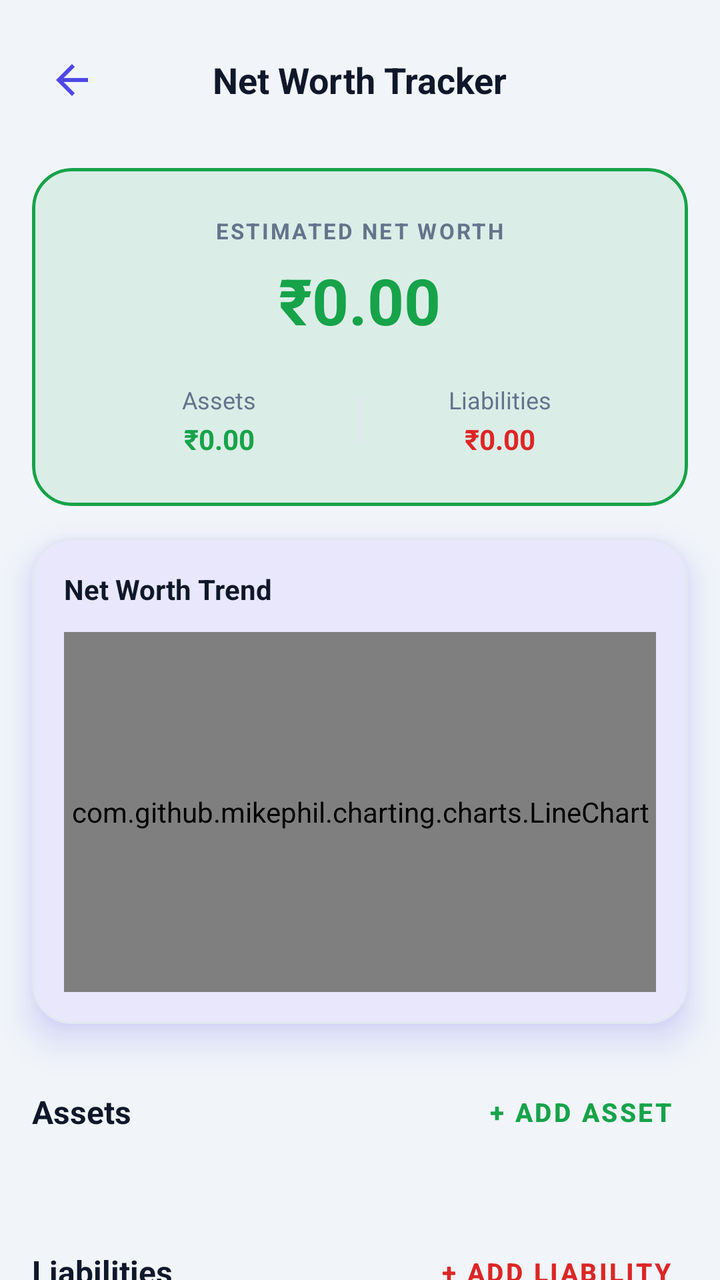
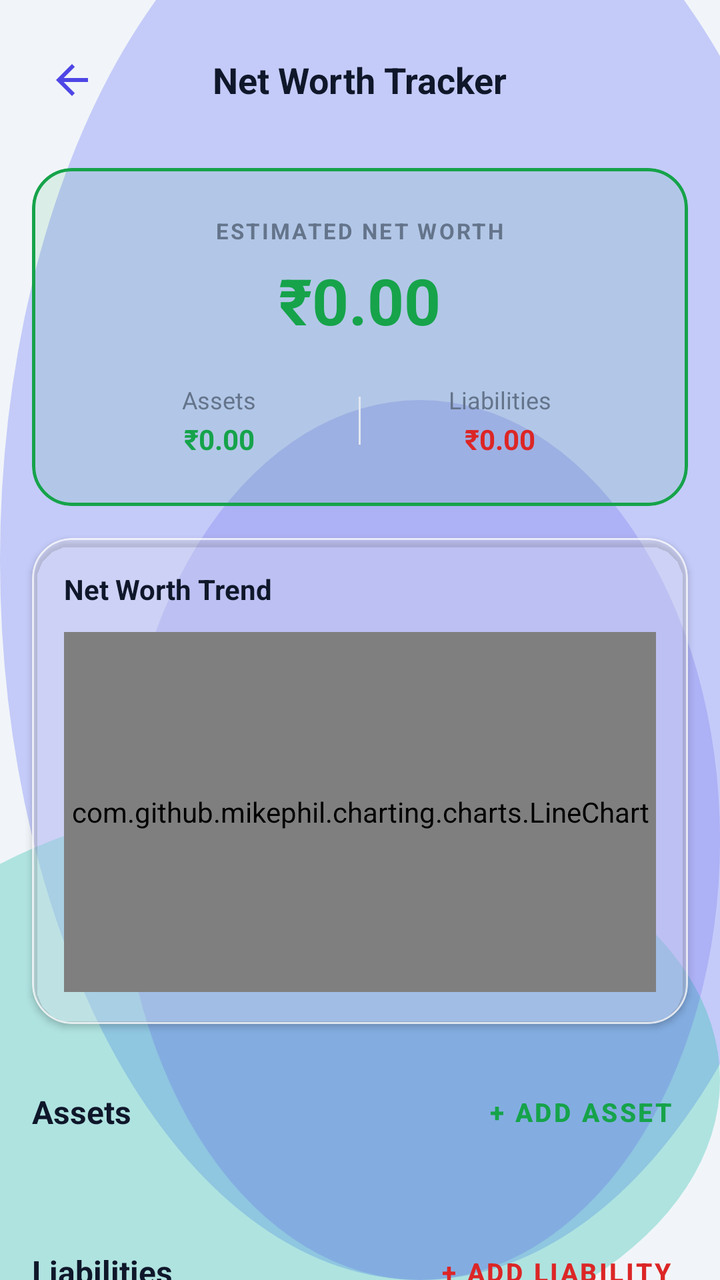

The first picture is an Android layout as it rendered before a commit; the second is the same layout after the commit. The layout source and the unified diff follow.
<!-- AndroidManifest.xml: application theme Theme.MoneyLens -->
<!-- res/layout/activity_net_worth.xml -->
<?xml version="1.0" encoding="utf-8"?>
<androidx.constraintlayout.widget.ConstraintLayout xmlns:android="http://schemas.android.com/apk/res/android"
    xmlns:app="http://schemas.android.com/apk/res-auto"
    android:layout_width="match_parent"
    android:layout_height="match_parent"
    android:background="@color/colorBackground">

    
    <RelativeLayout
        android:id="@+id/layoutAppBar"
        android:layout_width="match_parent"
        android:layout_height="56dp"
        android:layout_marginTop="12dp"
        android:paddingHorizontal="16dp"
        app:layout_constraintTop_toTopOf="parent">

        <ImageView
            android:id="@+id/btnBack"
            android:layout_width="40dp"
            android:layout_height="40dp"
            android:layout_centerVertical="true"
            android:padding="8dp"
            android:src="@drawable/ic_back"
            android:background="?attr/selectableItemBackgroundBorderless" />

        <TextView
            android:layout_width="wrap_content"
            android:layout_height="wrap_content"
            android:layout_centerInParent="true"
            android:text="Net Worth Tracker"
            android:textColor="@color/colorTextPrimary"
            android:textSize="18sp"
            android:textStyle="bold" />
    </RelativeLayout>

    
    <androidx.core.widget.NestedScrollView
        android:layout_width="match_parent"
        android:layout_height="0dp"
        android:fillViewport="true"
        app:layout_constraintBottom_toBottomOf="parent"
        app:layout_constraintTop_toBottomOf="@id/layoutAppBar">

        <LinearLayout
            android:layout_width="match_parent"
            android:layout_height="wrap_content"
            android:orientation="vertical"
            android:paddingBottom="32dp">

            
            <com.google.android.material.card.MaterialCardView
                style="@style/ClayCard"
                android:layout_width="match_parent"
                android:layout_height="wrap_content"
                android:layout_margin="16dp"
                app:cardElevation="0dp"
                app:cardBackgroundColor="@color/colorSuccessTint"
                app:strokeColor="@color/colorSuccess"
                app:strokeWidth="1.5dp">

                <LinearLayout
                    android:layout_width="match_parent"
                    android:layout_height="wrap_content"
                    android:gravity="center"
                    android:orientation="vertical"
                    android:padding="24dp">

                    <TextView
                        android:layout_width="wrap_content"
                        android:layout_height="wrap_content"
                        android:text="ESTIMATED NET WORTH"
                        android:textColor="@color/colorTextSecondary"
                        android:textSize="11sp"
                        android:textStyle="bold"
                        android:letterSpacing="0.1" />

                    <TextView
                        android:id="@+id/txtNetWorthValue"
                        android:layout_width="wrap_content"
                        android:layout_height="wrap_content"
                        android:layout_marginTop="6dp"
                        android:text="₹0.00"
                        android:textColor="@color/colorSuccess"
                        android:textSize="32sp"
                        android:textStyle="bold" />

                    
                    <LinearLayout
                        android:layout_width="match_parent"
                        android:layout_height="wrap_content"
                        android:layout_marginTop="20dp"
                        android:orientation="horizontal">

                        
                        <LinearLayout
                            android:layout_width="0dp"
                            android:layout_height="wrap_content"
                            android:layout_weight="1"
                            android:gravity="center"
                            android:orientation="vertical">

                            <TextView
                                android:layout_width="wrap_content"
                                android:layout_height="wrap_content"
                                android:text="Assets"
                                android:textColor="@color/colorTextSecondary"
                                android:textSize="12sp" />

                            <TextView
                                android:id="@+id/txtTotalAssets"
                                android:layout_width="wrap_content"
                                android:layout_height="wrap_content"
                                android:layout_marginTop="2dp"
                                android:text="₹0.00"
                                android:textColor="@color/colorSuccess"
                                android:textSize="14sp"
                                android:textStyle="bold" />
                        </LinearLayout>

                        
                        <View
                            android:layout_width="1dp"
                            android:layout_height="24dp"
                            android:layout_gravity="center_vertical"
                            android:background="@color/colorDivider" />

                        
                        <LinearLayout
                            android:layout_width="0dp"
                            android:layout_height="wrap_content"
                            android:layout_weight="1"
                            android:gravity="center"
                            android:orientation="vertical">

                            <TextView
                                android:layout_width="wrap_content"
                                android:layout_height="wrap_content"
                                android:text="Liabilities"
                                android:textColor="@color/colorTextSecondary"
                                android:textSize="12sp" />

                            <TextView
                                android:id="@+id/txtTotalLiabilities"
                                android:layout_width="wrap_content"
                                android:layout_height="wrap_content"
                                android:layout_marginTop="2dp"
                                android:text="₹0.00"
                                android:textColor="@color/colorDanger"
                                android:textSize="14sp"
                                android:textStyle="bold" />
                        </LinearLayout>

                    </LinearLayout>
                </LinearLayout>
            </com.google.android.material.card.MaterialCardView>

            
            <com.google.android.material.card.MaterialCardView
                style="@style/ClayCard"
                android:layout_width="match_parent"
                android:layout_height="wrap_content"
                android:layout_marginHorizontal="16dp"
                android:layout_marginBottom="20dp">

                <LinearLayout
                    android:layout_width="match_parent"
                    android:layout_height="wrap_content"
                    android:orientation="vertical"
                    android:padding="16dp">

                    <TextView
                        android:layout_width="wrap_content"
                        android:layout_height="wrap_content"
                        android:text="Net Worth Trend"
                        android:textColor="@color/colorTextPrimary"
                        android:textSize="14sp"
                        android:textStyle="bold"
                        android:layout_marginBottom="12dp" />

                    <com.github.mikephil.charting.charts.LineChart
                        android:id="@+id/chartNetWorthTrend"
                        android:layout_width="match_parent"
                        android:layout_height="180dp" />
                </LinearLayout>
            </com.google.android.material.card.MaterialCardView>

            
            <RelativeLayout
                android:layout_width="match_parent"
                android:layout_height="wrap_content"
                android:layout_marginHorizontal="16dp"
                android:layout_marginBottom="8dp">

                <TextView
                    android:layout_width="wrap_content"
                    android:layout_height="wrap_content"
                    android:layout_alignParentStart="true"
                    android:layout_centerVertical="true"
                    android:text="Assets"
                    android:textColor="@color/colorTextPrimary"
                    android:textSize="16sp"
                    android:textStyle="bold" />

                <com.google.android.material.button.MaterialButton
                    android:id="@+id/btnAddAsset"
                    style="@style/Widget.MaterialComponents.Button.TextButton"
                    android:layout_width="wrap_content"
                    android:layout_height="wrap_content"
                    android:layout_alignParentEnd="true"
                    android:text="+ Add Asset"
                    android:textColor="@color/colorSuccess"
                    android:textSize="13sp"
                    android:textStyle="bold" />
            </RelativeLayout>

            
            <androidx.recyclerview.widget.RecyclerView
                android:id="@+id/rvAssets"
                android:layout_width="match_parent"
                android:layout_height="wrap_content"
                android:nestedScrollingEnabled="false"
                android:layout_marginBottom="24dp" />

            
            <RelativeLayout
                android:layout_width="match_parent"
                android:layout_height="wrap_content"
                android:layout_marginHorizontal="16dp"
                android:layout_marginBottom="8dp">

                <TextView
                    android:layout_width="wrap_content"
                    android:layout_height="wrap_content"
                    android:layout_alignParentStart="true"
                    android:layout_centerVertical="true"
                    android:text="Liabilities"
                    android:textColor="@color/colorTextPrimary"
                    android:textSize="16sp"
                    android:textStyle="bold" />

                <com.google.android.material.button.MaterialButton
                    android:id="@+id/btnAddLiability"
                    style="@style/Widget.MaterialComponents.Button.TextButton"
                    android:layout_width="wrap_content"
                    android:layout_height="wrap_content"
                    android:layout_alignParentEnd="true"
                    android:text="+ Add Liability"
                    android:textColor="@color/colorDanger"
                    android:textSize="13sp"
                    android:textStyle="bold" />
            </RelativeLayout>

            
            <androidx.recyclerview.widget.RecyclerView
                android:id="@+id/rvLiabilities"
                android:layout_width="match_parent"
                android:layout_height="wrap_content"
                android:nestedScrollingEnabled="false" />

        </LinearLayout>
    </androidx.core.widget.NestedScrollView>

</androidx.constraintlayout.widget.ConstraintLayout>
<!-- resources referenced by this layout -->
<resources>
  <color name="colorBackground">#F1F5F9</color>
  <color name="colorDanger">#DC2626</color>
  <color name="colorDivider">#E2E8F0</color>
  <color name="colorSuccess">#16A34A</color>
  <color name="colorSuccessTint">#1A16A34A</color>
  <color name="colorTextPrimary">#0F172A</color>
  <color name="colorTextSecondary">#64748B</color>
  <!-- drawable ic_back (drawable) -->
  <vector xmlns:android="http://schemas.android.com/apk/res/android"
      android:width="24dp"
      android:height="24dp"
      android:viewportWidth="24"
      android:viewportHeight="24">
      <path
          android:fillColor="@color/colorPrimary"
          android:pathData="M20,11H7.83l5.59,-5.59L12,4l-8,8 8,8 1.41,-1.41L7.83,13H20v-2z"/>
  </vector>
  <style name="ClayCard" parent="Widget.Material3.CardView.Elevated">
          <item name="cardCornerRadius">@dimen/clay_card_radius</item>
          <item name="cardElevation">10dp</item>
          <item name="android:stateListAnimator">@null</item>
          <item name="strokeColor">@color/colorCardBorder</item>
          <item name="strokeWidth">1dp</item>
          <item name="cardBackgroundColor">@color/colorSurface</item>
          <item name="android:outlineSpotShadowColor" tools:targetApi="p">@color/colorPrimary</item>
          <item name="android:outlineAmbientShadowColor" tools:targetApi="p">@color/colorPrimary</item>
      </style>
  <style name="Theme.MoneyLens" parent="Base.Theme.MoneyLens" />
  <color name="colorPrimary">#4F46E5</color>
  <dimen name="clay_card_radius">20dp</dimen>
  <color name="colorCardBorder">#E2E8F0</color>
  <color name="colorSurface">#FFFFFF</color>
  <style name="Base.Theme.MoneyLens" parent="Theme.Material3.Light.NoActionBar">
          
          <item name="colorPrimary">@color/colorPrimary</item>
          <item name="colorOnPrimary">@color/colorOnPrimary</item>
          <item name="colorSecondary">@color/colorSecondary</item>
          <item name="colorError">@color/colorDanger</item>
          <item name="android:windowBackground">@color/colorBackground</item>
          <item name="colorSurface">@color/colorSurface</item>
          <item name="android:colorBackground">@color/colorBackground</item>
          <item name="colorOnSurface">@color/colorTextPrimary</item>
  
          
          <item name="android:statusBarColor">@color/colorBackground</item>
          <item name="android:windowLightStatusBar" tools:targetApi="m">true</item>
          <item name="android:navigationBarColor">@color/colorBackground</item>
      </style>
  <color name="colorOnPrimary">#FFFFFF</color>
  <color name="colorSecondary">#14B8A6</color>
</resources>

<!-- the commit's change to res/layout/activity_net_worth.xml (unified diff, before → after) -->
@@ -3,7 +3,7 @@
     xmlns:app="http://schemas.android.com/apk/res-auto"
     android:layout_width="match_parent"
     android:layout_height="match_parent"
-    android:background="@color/colorBackground">
+    android:background="@drawable/bg_mesh_gradient">
 
     
     <RelativeLayout
<!-- resource entries referenced after the edit -->
@@ -1,12 +1,46 @@
 <!-- resources referenced by this layout -->
 <resources>
   <color name="colorBackground">#F1F5F9</color>
+  <color name="glassMeshOrb1">#66818CF8</color>
+  <color name="glassMeshOrb2">#4D14B8A6</color>
+  <color name="glassMeshOrb3">#334F46E5</color>
   <color name="colorDanger">#DC2626</color>
   <color name="colorDivider">#E2E8F0</color>
   <color name="colorSuccess">#16A34A</color>
   <color name="colorSuccessTint">#1A16A34A</color>
   <color name="colorTextPrimary">#0F172A</color>
   <color name="colorTextSecondary">#64748B</color>
+  <!-- drawable bg_mesh_gradient (drawable) -->
+  <?xml version="1.0" encoding="utf-8"?>
+  <layer-list xmlns:android="http://schemas.android.com/apk/res/android">
+      
+      <item>
+          <shape android:shape="rectangle">
+              <solid android:color="@color/colorBackground" />
+          </shape>
+      </item>
+      
+      <item android:top="-80dp" android:right="-60dp">
+          <shape android:shape="oval">
+              <solid android:color="@color/glassMeshOrb1" />
+              <size android:width="280dp" android:height="280dp" />
+          </shape>
+      </item>
+      
+      <item android:bottom="-40dp" android:left="-80dp" android:top="400dp">
+          <shape android:shape="oval">
+              <solid android:color="@color/glassMeshOrb2" />
+              <size android:width="240dp" android:height="240dp" />
+          </shape>
+      </item>
+      
+      <item android:top="200dp" android:left="60dp">
+          <shape android:shape="oval">
+              <solid android:color="@color/glassMeshOrb3" />
+              <size android:width="200dp" android:height="200dp" />
+          </shape>
+      </item>
+  </layer-list>
   <!-- drawable ic_back (drawable) -->
   <vector xmlns:android="http://schemas.android.com/apk/res/android"
       android:width="24dp"
@@ -19,21 +53,19 @@
   </vector>
   <style name="ClayCard" parent="Widget.Material3.CardView.Elevated">
           <item name="cardCornerRadius">@dimen/clay_card_radius</item>
-          <item name="cardElevation">10dp</item>
+          <item name="cardElevation">2dp</item>
           <item name="android:stateListAnimator">@null</item>
-          <item name="strokeColor">@color/colorCardBorder</item>
+          <item name="strokeColor">@color/glassCardBorder</item>
           <item name="strokeWidth">1dp</item>
-          <item name="cardBackgroundColor">@color/colorSurface</item>
-          <item name="android:outlineSpotShadowColor" tools:targetApi="p">@color/colorPrimary</item>
-          <item name="android:outlineAmbientShadowColor" tools:targetApi="p">@color/colorPrimary</item>
+          <item name="cardBackgroundColor">@color/glassCardBg</item>
       </style>
   <style name="Theme.MoneyLens" parent="Base.Theme.MoneyLens" />
   <color name="colorPrimary">#4F46E5</color>
   <dimen name="clay_card_radius">20dp</dimen>
-  <color name="colorCardBorder">#E2E8F0</color>
+  <color name="glassCardBorder">#B3FFFFFF</color>
+  <color name="glassCardBg">#8CFFFFFF</color>
   <color name="colorSurface">#FFFFFF</color>
   <style name="Base.Theme.MoneyLens" parent="Theme.Material3.Light.NoActionBar">
-          
           <item name="colorPrimary">@color/colorPrimary</item>
           <item name="colorOnPrimary">@color/colorOnPrimary</item>
           <item name="colorSecondary">@color/colorSecondary</item>
@@ -44,9 +76,10 @@
           <item name="colorOnSurface">@color/colorTextPrimary</item>
   
           
-          <item name="android:statusBarColor">@color/colorBackground</item>
+          <item name="android:statusBarColor">@android:color/transparent</item>
           <item name="android:windowLightStatusBar" tools:targetApi="m">true</item>
-          <item name="android:navigationBarColor">@color/colorBackground</item>
+          <item name="android:navigationBarColor">@android:color/transparent</item>
+          <item name="android:windowDrawsSystemBarBackgrounds">true</item>
       </style>
   <color name="colorOnPrimary">#FFFFFF</color>
   <color name="colorSecondary">#14B8A6</color>
